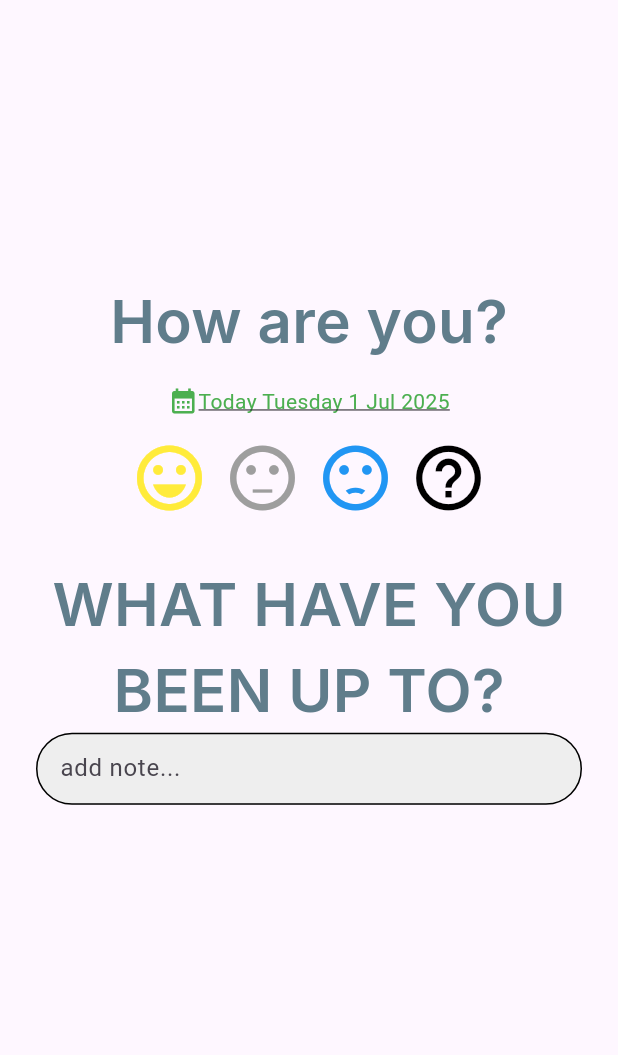
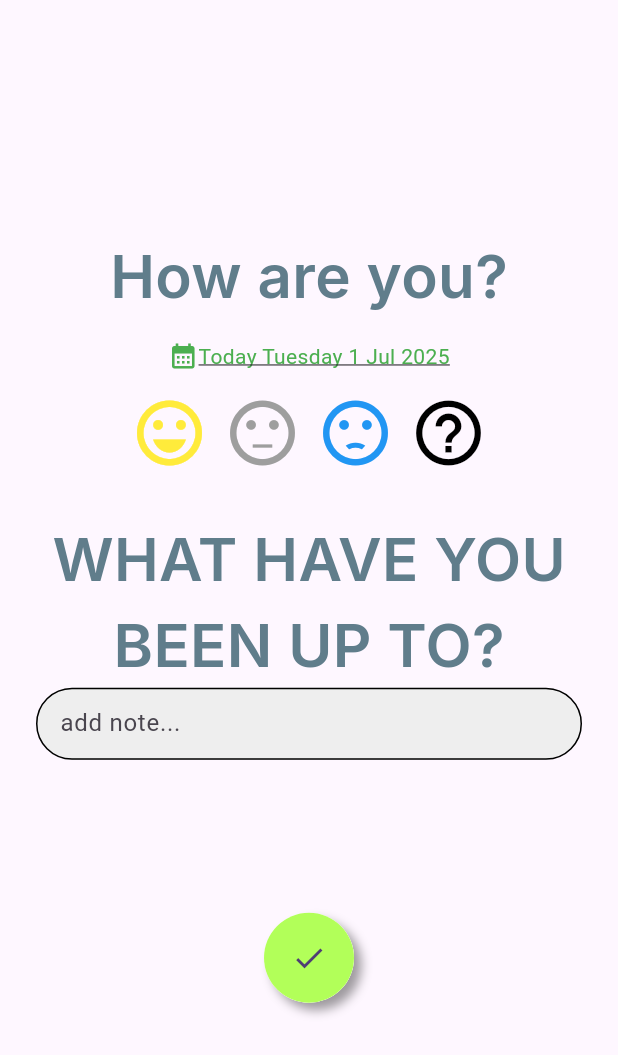
Before and after one commit to TLifeOfCris/JournalFlutterApp2, a Flutter app: the screen it shows after launch, after a tap on the "sentiment very satisfied" icon, on a phone screen of 412 x 824 dp. Shown: the top 1055 px of the screen. Run offline on Flutter 3.47's test engine with Material 3 defaults, Android fonts, the phone set to English and light mode, and no system bars; our stand-ins replace google_fonts.

Commit message:
Se agregaron los parametros del formulario a viewModelProvider

```diff
--- /dev/null
+++ b/flutter_journal_app/devtools_options.yaml
@@ -0,0 +1,3 @@
+description: This file stores settings for Dart & Flutter DevTools.
+documentation: https://docs.flutter.dev/tools/devtools/extensions#configure-extension-enablement-states
+extensions:
--- a/flutter_journal_app/lib/models/journy.dart
+++ b/flutter_journal_app/lib/models/journy.dart
@@ -1,4 +1,6 @@
 
+
+import 'package:flutter/widgets.dart';
 
 class Journey {
   //ID de la nota
@@ -6,7 +8,7 @@ class Journey {
   //Contenido de la nota
   final String content;
   //Mood: Excelente, Feliz, MEH, aburrido, malo
-  final String mood;
+  final IconData mood;
   //Tiempo en que se creó la nota
   final DateTime timestamp;
 
--- a/flutter_journal_app/lib/viewmodels/providerviewmodel.dart
+++ b/flutter_journal_app/lib/viewmodels/providerviewmodel.dart
@@ -14,15 +14,24 @@ class ViewModelProvider extends ChangeNotifier{
   List<Journey> get entries => _entries;
 
 
+late IconData _selectedMood;
+IconData get selectedMood => _selectedMood;
 
+  void setMood(IconData mood){
+
+    _selectedMood = mood;
+
+    notifyListeners();
+
+  }
 
   //Add entries method
-  void addEntrie(String newid, String newcontent, String newmood,  final newtimestamp){
+  void addEntrie(String newid, String newcontent, IconData newmood,  final newtimestamp){
 
     final newEntrie = Journey(
      id: newid,
      content: newcontent,
-     mood: newmood,
+     mood: _selectedMood,
      timestamp: DateTime.now()
      );
 
--- a/flutter_journal_app/lib/views/add_entry_view.dart
+++ b/flutter_journal_app/lib/views/add_entry_view.dart
@@ -1,7 +1,11 @@
 import 'package:flutter/material.dart';
+import 'package:flutter_journal_app/viewmodels/providerviewmodel.dart';
 import 'package:flutter_journal_app/widgets/reutilizables/iconwidget.dart';
 import 'package:google_fonts/google_fonts.dart';
 import 'package:intl/intl.dart';
+import 'package:provider/provider.dart';
+import 'package:uuid/uuid.dart';
+
 
 class AddEntryView extends StatelessWidget {
   const AddEntryView({super.key});
@@ -9,8 +13,14 @@ class AddEntryView extends StatelessWidget {
   @override
   Widget build(BuildContext context) {
 
+    TextEditingController note = TextEditingController();
+    var viewModelProvider = context.watch<ViewModelProvider>();
+
     final now = DateTime.now();
     final formattedDate = DateFormat('EEEE d MMM yyyy').format(now);
+    var uuid = Uuid();
+    String newId = uuid.v4();
+
     return Scaffold(
       body: Center(
         child: Padding(
@@ -43,19 +53,23 @@ class AddEntryView extends StatelessWidget {
 
                   OwnIcon(onTap: () {
                     print(' feliz sleeccionado');
+                    viewModelProvider.setMood(Icons.sentiment_very_satisfied);
                   },
                     icon: Icons.sentiment_very_satisfied, color: Colors.yellow,),
                   SizedBox(width: 10,),
                   OwnIcon(onTap: () {
                     print(' MEH sleeccionado');
+                    viewModelProvider.setMood(Icons.sentiment_neutral);
                   },icon:  Icons.sentiment_neutral, color: Colors.grey,),
                   SizedBox(width: 10,),
                   OwnIcon(onTap: () {
                     print(' triste sleeccionado');
+                    viewModelProvider.setMood(Icons.sentiment_dissatisfied);
                   },icon:  Icons.sentiment_dissatisfied, color:  Colors.blue,),
                   SizedBox(width: 10,),
                   OwnIcon(onTap: () {
                     print(' no sé sleeccionado');
+                    viewModelProvider.setMood(Icons.help_outline);
                   },icon: Icons.help_outline, color: Colors.black,)
 
                 ],
@@ -81,6 +95,7 @@ class AddEntryView extends StatelessWidget {
                 width: 380,
                 height: 150,
                 child: TextField(
+                  controller: note,
                   decoration: InputDecoration(
                     hintText: 'add note...',
                     contentPadding: EdgeInsets.symmetric(vertical: 8, horizontal: 12),
@@ -102,6 +117,41 @@ class AddEntryView extends StatelessWidget {
                   ),
                 ),
               ),
+
+
+              GestureDetector(
+                onTap: () {
+                  viewModelProvider.addEntrie(newId, note.text, viewModelProvider.selectedMood, formattedDate);
+                  print('Subido');
+                },
+                child: Container(
+                  decoration: BoxDecoration(
+                    color: Colors.white,
+                    shape: BoxShape.circle,
+                    boxShadow: [
+                      BoxShadow(
+                        color: Colors.black38,
+                        offset: Offset(5.0, 5.0),
+                        blurRadius: 5.0,
+                        spreadRadius: 0.0,
+                      ),
+                      BoxShadow(
+                        color: Colors.white,
+                        offset: Offset(0.0, 0.0),
+                        blurRadius: 0.0,
+                        spreadRadius: 0.0,
+                      )
+                    ]
+                  ),
+
+                  child: CircleAvatar(
+                    radius: 30,
+                    backgroundColor: Colors.lightGreenAccent,
+
+                    child: Icon(Icons.check),
+                  ),
+                ),
+              )
             ],
           ),
         ),
--- a/flutter_journal_app/pubspec.yaml
+++ b/flutter_journal_app/pubspec.yaml
@@ -37,6 +37,7 @@ dependencies:
   provider: ^6.1.5
   google_fonts: ^6.2.1
   intl: ^0.20.2
+  uuid: ^4.5.1
 
 dev_dependencies:
   flutter_test:
```
Also changed, not shown: flutter_journal_app/pubspec.lock.
